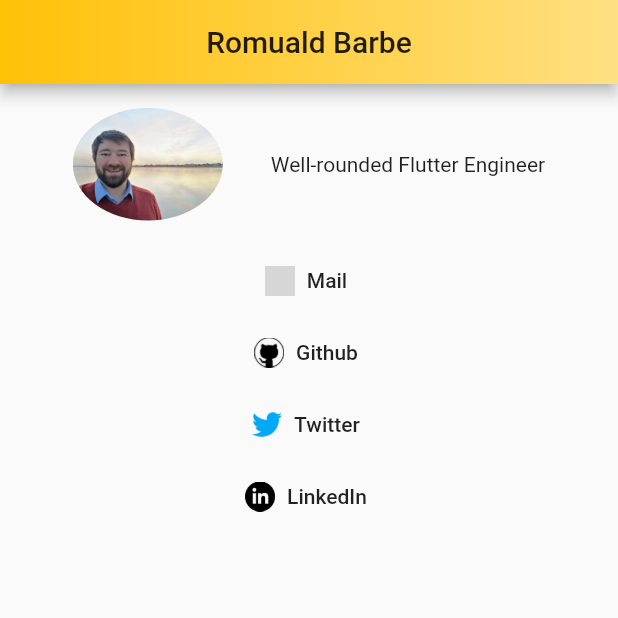
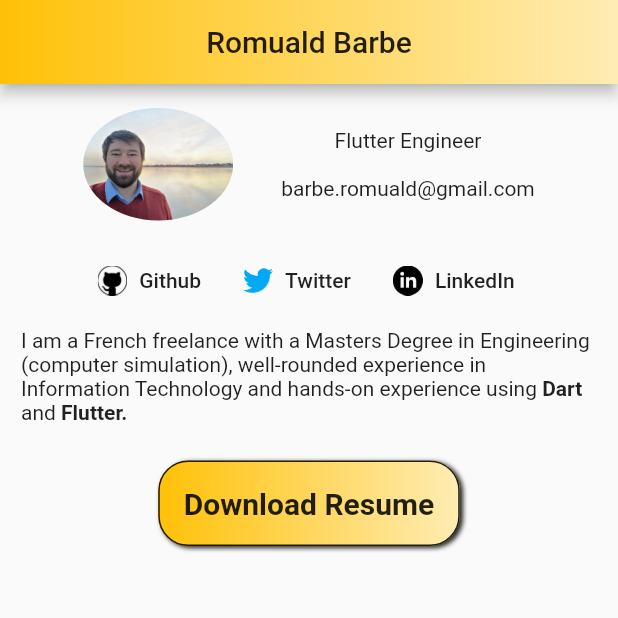
Before and after one commit to hawkbee1/adsequor_fr, a Flutter app: the screen it shows after launch, on a phone screen of 412 x 824 dp, the top half of it. Run offline on Flutter 3.47's test engine with Material 2 defaults, Android fonts, the light colour scheme and no system bars; grey boxes are pictures that could not be loaded.

Commit message:
the base with social media and resume download is in place

```diff
--- a/lib/main.dart
+++ b/lib/main.dart
@@ -1,4 +1,5 @@
 import 'package:flutter/material.dart';
+import 'package:flutter/widgets.dart';
 import 'package:url_launcher/url_launcher.dart';
 
 void main() => runApp(MyApp());
@@ -8,7 +9,7 @@
   Widget build(BuildContext context) {
     return MaterialApp(
       debugShowCheckedModeBanner: false,
-      title: 'Flutter Demo',
+      title: 'Welcome to adsequor.fr',
       theme: ThemeData(
         primarySwatch: Colors.amber,
       ),
@@ -27,27 +28,26 @@
 }
 
 class _MyHomePageState extends State<MyHomePage> {
-
   @override
   Widget build(BuildContext context) {
-    bool _isPortrait =
-    MediaQuery.of(context).orientation == Orientation.portrait
-        ? true
-        : false;
+    final textColor = TextStyle(color: Colors.black87);
+    final textBold = TextStyle(fontWeight: FontWeight.bold);
     return Scaffold(
       appBar: AppBar(
         centerTitle: true,
         flexibleSpace: Container(
           decoration: BoxDecoration(
               gradient:
-                  LinearGradient(colors: [Colors.amber, Colors.amber[200]])),
+                  LinearGradient(colors: [Colors.amber, Colors.amber[100]])),
         ),
         title: Text(
           widget.title,
-          style: TextStyle(color: Colors.black87),
+          style: textColor,
         ),
       ),
       body: Center(
+        child: ConstrainedBox(
+          constraints: BoxConstraints(maxWidth: 400),
           child: ListView(
             children: <Widget>[
               Center(
@@ -73,8 +73,8 @@
                       child: Align(
                         alignment: Alignment.topCenter,
                         child: Text(
-                        'Well-rounded Flutter Engineer',
-                        style: TextStyle(color: Colors.black87),
+                          'Flutter Engineer\n\nbarbe.romuald@gmail.com',
+                          style: textColor,
                           textAlign: TextAlign.center,
                         ),
                       ),
@@ -84,11 +84,12 @@
                 ),
               ),
               Center(
-              child: Flex(
-                direction: _isPortrait ? Axis.vertical : Axis.horizontal,
-                crossAxisAlignment: CrossAxisAlignment.center,
-                mainAxisAlignment: MainAxisAlignment.center,
+                child: Wrap(
+                  direction: Axis.horizontal,
                   children: [
+                    /*
+                    mailto: is not working with web interface
+
                     FlatButton.icon(
                         icon: SizedBox(
                             width: 20,
@@ -102,8 +103,8 @@
                           } else {
                             throw 'Could not launch $url';
                           }
-                    }
-                  ),
+                        }),
+                     */
                     FlatButton.icon(
                         icon: SizedBox(
                             width: 20,
@@ -117,8 +118,7 @@
                           } else {
                             throw 'Could not launch $url';
                           }
-                      }
-                  ),
+                        }),
                     FlatButton.icon(
                         icon: SizedBox(
                             width: 20,
@@ -132,8 +132,7 @@
                           } else {
                             throw 'Could not launch $url';
                           }
-                      }
-                  ),
+                        }),
                     FlatButton.icon(
                         icon: SizedBox(
                             width: 20,
@@ -141,20 +140,81 @@
                             child: Image.asset('assets/linkedin_logo.png')),
                         label: Text('LinkedIn'),
                         onPressed: () async {
-                        const url = 'https://www.linkedin.com/in/hawkbee/?locale=en_US';
+                          const url =
+                              'https://www.linkedin.com/in/hawkbee/?locale=en_US';
                           if (await canLaunch(url)) {
                             await launch(url);
                           } else {
                             throw 'Could not launch $url';
                           }
+                        }),
+                  ],
+                ),
+              ),
+              Center(
+                child: Padding(
+                  padding: const EdgeInsets.all(8.0),
+                  child: RichText(
+                      text: TextSpan(style: textColor, children: [
+                    TextSpan(
+                        text:
+                            'I am a French freelance with a Masters Degree in Engineering (computer simulation), '),
+                    TextSpan(
+                        text:
+                            'well-rounded experience in Information Technology and hands-on experience using '),
+                    TextSpan(style: textBold, text: 'Dart'),
+                    TextSpan(text: ' and '),
+                    TextSpan(style: textBold, text: 'Flutter.'),
+                  ])),
+                ),
+              ),
+              Center(
+                child: Padding(
+                  padding: const EdgeInsets.all(16.0),
+                  child: Container(
+                    decoration: BoxDecoration(
+                      boxShadow: [
+                        BoxShadow(
+                          color: Colors.black87,
+                            offset: new Offset(2.0, 1.0),
+                            blurRadius: 2.0,
+//                            spreadRadius: 40.0
+                        )
+                      ],
+                      border: Border.all(
+                        color: Colors.black87,
+                        width: 1.0,
+                      ),
+                      borderRadius: BorderRadius.all(Radius.circular(20.0)),
+                        gradient: LinearGradient(
+                            colors: [Colors.amber, Colors.amber[100]])),
+                    child: InkWell(
+                        child: Padding(
+                          padding: const EdgeInsets.all(16.0),
+                          child: Text(
+                            'Download Resume',
+                            style: TextStyle(
+                                color: Colors.black87,
+                                fontWeight: FontWeight.bold,
+                                fontSize: 20.0),
+                          ),
+                        ),
+                        onTap: () async {
+                          const url =
+                              'https://drive.google.com/file/d/1dD_mQ01qFQrOioW0xoKZlH1dzZiLPpIG/view?usp=sharing';
+                          if (await canLaunch(url)) {
+                            await launch(url);
+                          } else {
+                            throw 'Could not launch $url';
                           }
+                        }),
                   ),
-                ],
                 ),
               )
             ],
           ),
         ),
+      ),
     );
   }
 }
```
Lines whose indentation alone changed are shown as unchanged.
